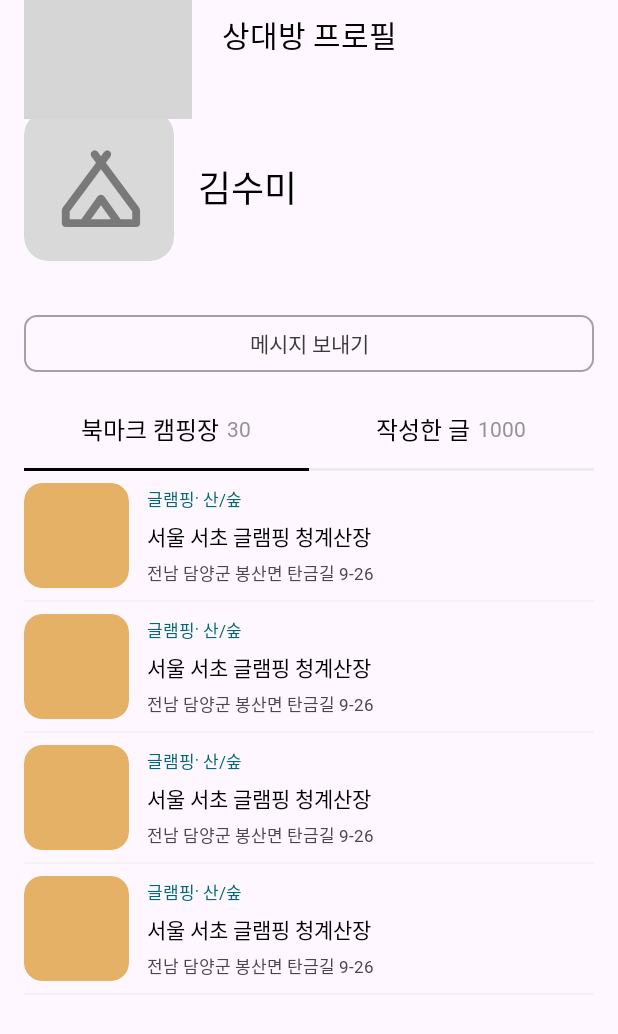
After one commit to CampingMate/CampingMate, an Android app: the layout fragment_user_detail.xml on its own in the app's theme, with its tools: preview values and no code run, on a phone screen of 412 x 824 dp. The commit adds this screen. Shown: the top 1034 px of the screen. Run offline under Robolectric (Android 15) with nearby library versions, the phone set to English and light mode, and no system bars; grey boxes are pictures that could not be loaded.

Commit message:
[Design] UserDetail UI 구현
유저디테일화면 xml 생성 및 프로필화면과 중복 이름 조정

```diff
--- a/app/src/main/java/com/brandon/campingmate/ui/ProfileFragment.kt
+++ b/app/src/main/java/com/brandon/campingmate/ui/ProfileFragment.kt
@@ -1,18 +1,11 @@
 package com.brandon.campingmate.ui
 
 import android.os.Bundle
-import androidx.fragment.app.Fragment
 import android.view.LayoutInflater
 import android.view.View
 import android.view.ViewGroup
-import android.widget.Toast
-import com.brandon.campingmate.R
+import androidx.fragment.app.Fragment
 import com.brandon.campingmate.databinding.FragmentProfileBinding
-
-// TODO: Rename parameter arguments, choose names that match
-// the fragment initialization parameters, e.g. ARG_ITEM_NUMBER
-private const val ARG_PARAM1 = "param1"
-private const val ARG_PARAM2 = "param2"
 
 class ProfileFragment : Fragment() {
 
@@ -44,10 +37,10 @@ class ProfileFragment : Fragment() {
 
     private fun initLogin() {
         with(binding) {
-            tvUserName.textSize = 24f
-            tvUserName.text = "김수미"
+            tvProfileName.textSize = 24f
+            tvProfileName.text = "김수미"
 
-            tvUserEmail.visibility = View.VISIBLE
+            tvProfileEmail.visibility = View.VISIBLE
             btnLogout.visibility = View.VISIBLE
 
             btnGoLogin.visibility = View.GONE
@@ -82,7 +75,7 @@ class ProfileFragment : Fragment() {
         //Todo. 이름 사진은 변경값을 다시 데이터베이스에 저장도 해줘야함.
         with(binding){
             btnEditConfirm.setOnClickListener {
-                tvUserName.text = etUserName.text.toString()
+                tvProfileName.text = etProfileName.text.toString()
 
             }
         }
--- a/app/src/main/res/layout/fragment_profile.xml
+++ b/app/src/main/res/layout/fragment_profile.xml
@@ -98,18 +98,18 @@
 
 
         <androidx.constraintlayout.widget.ConstraintLayout
-            android:id="@+id/cl_user_name"
+            android:id="@+id/cl_profile_name"
             android:layout_width="wrap_content"
             android:layout_height="wrap_content"
             android:layout_marginStart="16dp"
             android:layout_marginBottom="4dp"
-            app:layout_constraintBottom_toTopOf="@+id/tv_user_email"
+            app:layout_constraintBottom_toTopOf="@+id/tv_profile_email"
             app:layout_constraintStart_toEndOf="@+id/cardView"
             app:layout_constraintTop_toTopOf="@+id/cardView"
             app:layout_constraintVertical_chainStyle="packed" >
 
             <TextView
-                android:id="@+id/tv_user_name"
+                android:id="@+id/tv_profile_name"
                 android:layout_width="wrap_content"
                 android:layout_height="35dp"
                 android:fontFamily="@font/spoqahansansneo_medium"
@@ -121,7 +121,7 @@
                 app:layout_constraintTop_toTopOf="parent" />
 
             <EditText
-                android:id="@+id/et_user_name"
+                android:id="@+id/et_profile_name"
                 android:layout_width="wrap_content"
                 android:layout_height="35dp"
                 android:fontFamily="@font/spoqahansansneo_medium"
@@ -143,14 +143,14 @@
             android:layout_marginStart="4dp"
             android:src="@drawable/ic_edit"
             android:visibility="gone"
-            app:layout_constraintBottom_toBottomOf="@+id/cl_user_name"
-            app:layout_constraintStart_toEndOf="@+id/cl_user_name"
-            app:layout_constraintTop_toTopOf="@+id/cl_user_name" />
+            app:layout_constraintBottom_toBottomOf="@+id/cl_profile_name"
+            app:layout_constraintStart_toEndOf="@+id/cl_profile_name"
+            app:layout_constraintTop_toTopOf="@+id/cl_profile_name" />
 
 
 
         <TextView
-            android:id="@+id/tv_user_email"
+            android:id="@+id/tv_profile_email"
             android:layout_width="wrap_content"
             android:layout_height="15dp"
             android:layout_marginStart="16dp"
@@ -160,7 +160,7 @@
             android:visibility="gone"
             app:layout_constraintBottom_toBottomOf="@+id/cardView"
             app:layout_constraintStart_toEndOf="@+id/cardView"
-            app:layout_constraintTop_toBottomOf="@+id/cl_user_name" />
+            app:layout_constraintTop_toBottomOf="@+id/cl_profile_name" />
 
         <TextView
             android:id="@+id/btn_logout"
@@ -207,7 +207,6 @@
                 android:visibility="gone" />
 
         </LinearLayout>
-
 
         <!--        <com.google.android.material.tabs.TabLayout-->
         <!--            android:id="@+id/tab_profile"-->
--- /dev/null
+++ b/app/src/main/res/layout/fragment_user_detail.xml
@@ -0,0 +1,225 @@
+<?xml version="1.0" encoding="utf-8"?>
+<FrameLayout xmlns:android="http://schemas.android.com/apk/res/android"
+    xmlns:app="http://schemas.android.com/apk/res-auto"
+    xmlns:tools="http://schemas.android.com/tools"
+    android:layout_width="match_parent"
+    android:layout_height="match_parent"
+    tools:context=".ui.ProfileFragment">
+
+    <androidx.constraintlayout.widget.ConstraintLayout
+        android:layout_width="match_parent"
+        android:layout_height="match_parent"
+        android:layout_marginStart="16dp"
+        android:layout_marginEnd="16dp">
+
+        <ImageView
+            android:layout_width="wrap_content"
+            android:layout_height="wrap_content"
+            android:paddingTop="8dp"
+            android:paddingEnd="16dp"
+            android:paddingBottom="8dp"
+            android:src="@drawable/ic_arrow_back"
+            app:layout_constraintBottom_toBottomOf="@+id/tv_user_title"
+            app:layout_constraintStart_toStartOf="parent"
+            app:layout_constraintTop_toTopOf="@+id/tv_user_title" />
+
+        <TextView
+            android:id="@+id/tv_user_title"
+            android:layout_width="wrap_content"
+            android:layout_height="wrap_content"
+            android:fontFamily="@font/spoqahansansneo_medium"
+            android:paddingStart="16dp"
+            android:paddingTop="8dp"
+            android:paddingEnd="16dp"
+            android:paddingBottom="8dp"
+            android:text="@string/user_detail_title"
+            android:textColor="@color/black"
+            android:textSize="20sp"
+            app:layout_constraintEnd_toEndOf="parent"
+            app:layout_constraintStart_toStartOf="parent"
+            app:layout_constraintTop_toTopOf="parent" />
+
+
+        <androidx.cardview.widget.CardView
+            android:id="@+id/cardView"
+            android:layout_width="100dp"
+            android:layout_height="100dp"
+            android:backgroundTint="#d9d9d9"
+            app:cardCornerRadius="16dp"
+            app:cardElevation="0dp"
+            android:layout_marginTop="28dp"
+            app:layout_constraintStart_toStartOf="parent"
+            app:layout_constraintTop_toBottomOf="@+id/tv_user_title">
+
+            <ImageView
+                android:id="@+id/iv_user_img"
+                android:layout_width="match_parent"
+                android:layout_height="match_parent"
+                android:scaleType="centerInside"
+                android:src="@drawable/ic_camp" />
+
+        </androidx.cardview.widget.CardView>
+
+        <TextView
+            android:id="@+id/tv_user_name"
+            android:layout_width="wrap_content"
+            android:layout_height="35dp"
+            android:layout_marginStart="16dp"
+            android:fontFamily="@font/spoqahansansneo_medium"
+            android:text="김수미"
+            android:textColor="@color/black"
+            android:textSize="24sp"
+            app:layout_constraintBottom_toBottomOf="@+id/cardView"
+            app:layout_constraintStart_toEndOf="@+id/cardView"
+            app:layout_constraintTop_toTopOf="@+id/cardView" />
+
+
+        <TextView
+            android:id="@+id/btn_send_message"
+            android:layout_width="match_parent"
+            android:layout_height="38dp"
+            android:layout_marginTop="36dp"
+            android:background="@drawable/btn_border"
+            android:fontFamily="@font/spoqahansansneo_medium"
+            android:gravity="center"
+            android:text="@string/user_detail_send_message"
+            android:textColor="#3b3939"
+            android:textSize="14sp"
+            app:layout_constraintTop_toBottomOf="@+id/cardView" />
+
+        <LinearLayout
+            android:id="@+id/linearLayout"
+            android:layout_width="match_parent"
+            android:layout_height="wrap_content"
+            android:layout_marginTop="26dp"
+            android:orientation="horizontal"
+            app:layout_constraintTop_toBottomOf="@+id/btn_send_message">
+
+            <LinearLayout
+                android:id="@+id/tab_bookmarked"
+                android:layout_width="0dp"
+                android:layout_height="wrap_content"
+                android:layout_weight="1"
+                android:gravity="center"
+                android:orientation="horizontal">
+
+                <TextView
+                    android:layout_width="wrap_content"
+                    android:layout_height="wrap_content"
+                    android:fontFamily="@font/spoqahansansneo_medium"
+                    android:text="@string/profile_bookmarked_camp"
+                    android:textColor="@color/black"
+                    android:textSize="16sp" />
+
+                <TextView
+                    android:id="@+id/tv_bookmarked_size"
+                    android:layout_width="wrap_content"
+                    android:layout_height="wrap_content"
+                    android:layout_marginStart="5dp"
+                    android:fontFamily="@font/spoqahansansneo_medium"
+                    android:text="30"
+                    android:textColor="#939393"
+                    android:textSize="14sp"/>
+            </LinearLayout>
+
+            <LinearLayout
+                android:id="@+id/tab_writing"
+                android:layout_width="0dp"
+                android:layout_height="wrap_content"
+                android:layout_weight="1"
+                android:gravity="center"
+                android:orientation="horizontal">
+
+                <TextView
+                    android:layout_width="wrap_content"
+                    android:layout_height="wrap_content"
+                    android:fontFamily="@font/spoqahansansneo_medium"
+                    android:text="@string/proflie_wiriting"
+                    android:textColor="@color/black"
+                    android:textSize="16sp" />
+
+                <TextView
+                    android:id="@+id/tv_writing_size"
+                    android:layout_width="wrap_content"
+                    android:layout_height="wrap_content"
+                    android:layout_marginStart="5dp"
+                    android:fontFamily="@font/spoqahansansneo_medium"
+                    android:text="1000"
+                    android:textColor="#939393"
+                    android:textSize="14sp"/>
+            </LinearLayout>
+
+        </LinearLayout>
+
+        <View
+            android:id="@+id/view"
+            android:layout_width="match_parent"
+            android:layout_height="2dp"
+            android:layout_marginTop="14dp"
+            android:background="#ececec"
+            app:layout_constraintTop_toBottomOf="@+id/linearLayout" />
+
+        <LinearLayout
+            android:layout_width="match_parent"
+            android:layout_height="wrap_content"
+            android:layout_marginTop="14dp"
+            android:orientation="horizontal"
+            app:layout_constraintTop_toBottomOf="@+id/linearLayout">
+
+            <View
+                android:id="@+id/line_bookmarked"
+                android:layout_width="wrap_content"
+                android:layout_height="2dp"
+                android:layout_weight="1"
+                android:background="@color/black"
+                app:layout_constraintTop_toBottomOf="@+id/linearLayout" />
+
+            <View
+                android:id="@+id/line_writing"
+                android:layout_width="wrap_content"
+                android:layout_height="2dp"
+                android:layout_weight="1"
+                android:background="@color/black"
+                android:visibility="invisible"
+                app:layout_constraintTop_toBottomOf="@+id/linearLayout" />
+        </LinearLayout>
+
+        <androidx.constraintlayout.widget.ConstraintLayout
+            android:id="@+id/ll_rv_layout"
+            android:layout_width="match_parent"
+            android:layout_height="wrap_content"
+            android:orientation="vertical"
+            app:layout_constraintTop_toBottomOf="@+id/view">
+
+
+            <androidx.recyclerview.widget.RecyclerView
+                android:id="@+id/rv_bookmarked"
+                android:layout_width="match_parent"
+                android:layout_height="wrap_content"
+                app:layout_constraintBottom_toBottomOf="parent"
+                app:layout_constraintEnd_toEndOf="parent"
+                app:layout_constraintHorizontal_bias="1.0"
+                app:layout_constraintStart_toStartOf="parent"
+                app:layout_constraintTop_toTopOf="parent"
+                tools:itemCount="4"
+                tools:listitem="@layout/item_bookmarked" />
+
+            <androidx.recyclerview.widget.RecyclerView
+                android:id="@+id/rv_writing"
+                android:layout_width="match_parent"
+                android:layout_height="wrap_content"
+                android:layout_marginTop="4dp"
+                android:visibility="gone"
+                app:layout_constraintBottom_toBottomOf="parent"
+                app:layout_constraintEnd_toEndOf="parent"
+                app:layout_constraintHorizontal_bias="1.0"
+                app:layout_constraintStart_toStartOf="parent"
+                app:layout_constraintTop_toTopOf="parent" />
+
+        </androidx.constraintlayout.widget.ConstraintLayout>
+
+
+
+    </androidx.constraintlayout.widget.ConstraintLayout>
+
+</FrameLayout>
--- a/app/src/main/res/values/strings.xml
+++ b/app/src/main/res/values/strings.xml
@@ -20,5 +20,7 @@
     <string name="profile_login_text">로그인 후 사용해주세요</string>
     <string name="profile_login">로그인 하러 가기</string>
     <string name="profile_confirm">확인</string>
+    <string name="user_detail_title">상대방 프로필</string>
+    <string name="user_detail_send_message">메시지 보내기</string>
 
 </resources>
```
